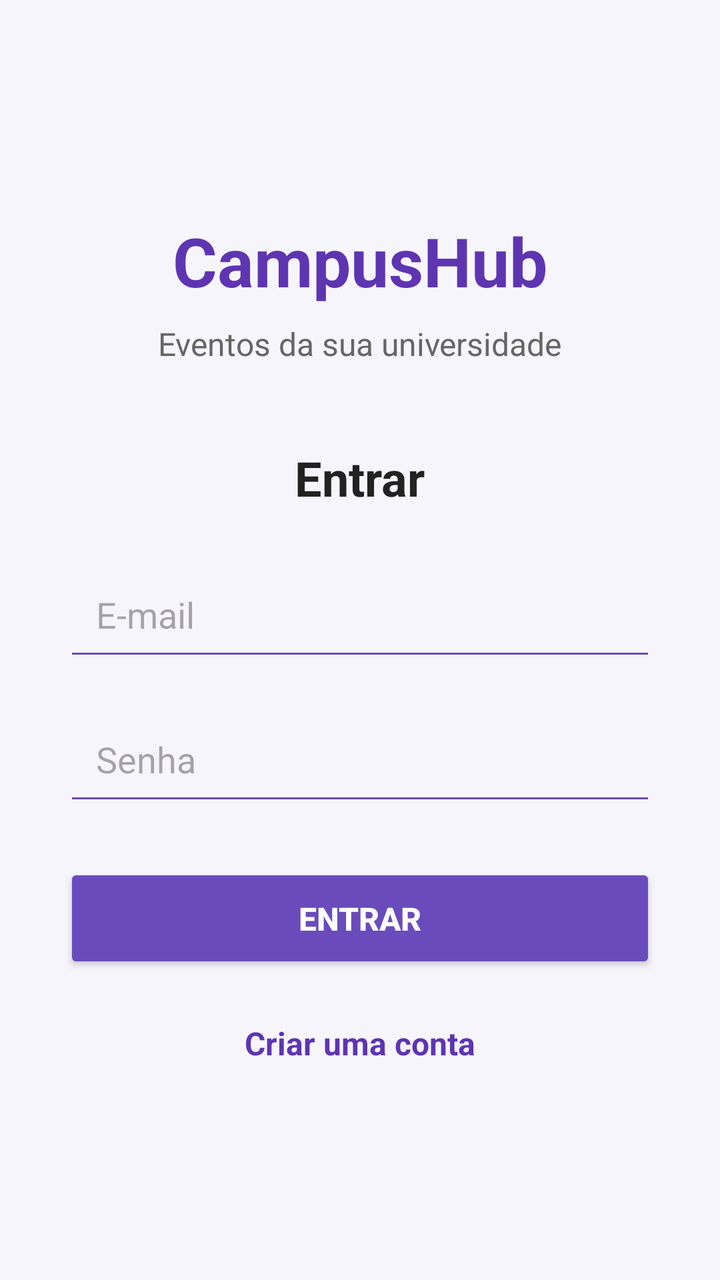
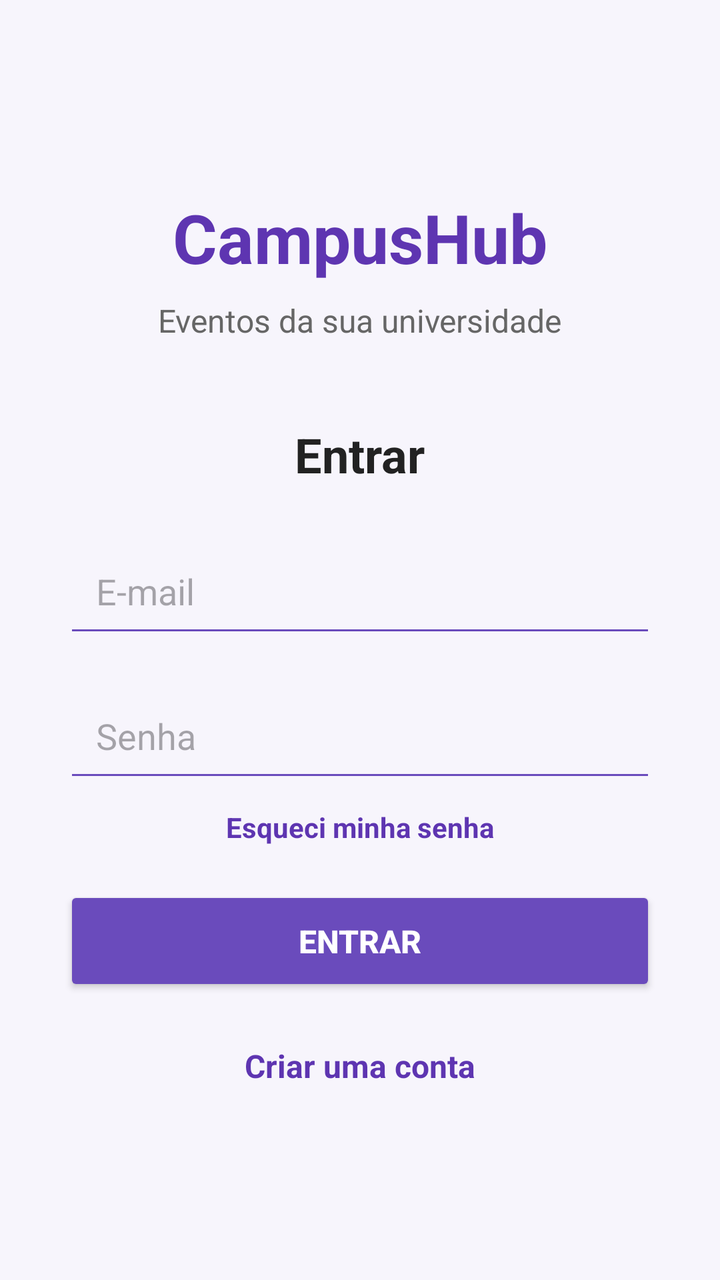

Screens rendered from an Android XML layout before and after an edit, with the pre-edit source and the edit as a unified diff.
<!-- AndroidManifest.xml: application theme Theme.LoginFirebase -->
<!-- res/layout/activity_main.xml -->
<?xml version="1.0" encoding="utf-8"?>
<LinearLayout xmlns:android="http://schemas.android.com/apk/res/android"
    android:layout_width="match_parent"
    android:layout_height="match_parent"
    android:orientation="vertical"
    android:gravity="center"
    android:padding="32dp"
    android:background="#F7F5FC">


    <TextView
        android:layout_width="wrap_content"
        android:layout_height="wrap_content"
        android:text="CampusHub"
        android:textSize="34sp"
        android:textStyle="bold"
        android:textColor="#5E35B1"
        android:layout_marginBottom="8dp" />

    <TextView
        android:layout_width="wrap_content"
        android:layout_height="wrap_content"
        android:text="Eventos da sua universidade"
        android:textSize="16sp"
        android:textColor="#666666"
        android:layout_marginBottom="40dp" />


    <TextView
        android:layout_width="wrap_content"
        android:layout_height="wrap_content"
        android:text="Entrar"
        android:textSize="24sp"
        android:textStyle="bold"
        android:textColor="#222222"
        android:layout_marginBottom="24dp" />


    <EditText
        android:id="@+id/edtEmail"
        android:layout_width="match_parent"
        android:layout_height="wrap_content"
        android:hint="E-mail"
        android:inputType="textEmailAddress"
        android:padding="16dp"
        android:backgroundTint="#6A4BBC"
        android:layout_marginBottom="16dp" />


    <EditText
        android:id="@+id/edtSenha"
        android:layout_width="match_parent"
        android:layout_height="wrap_content"
        android:hint="Senha"
        android:inputType="textPassword"
        android:padding="16dp"
        android:backgroundTint="#6A4BBC"
        android:layout_marginBottom="24dp" />


    <Button
        android:id="@+id/btnEntrar"
        android:layout_width="match_parent"
        android:layout_height="55dp"
        android:text="ENTRAR"
        android:textSize="16sp"
        android:textStyle="bold"
        android:textColor="#FFFFFF"
        android:backgroundTint="#6A4BBC" />


    <TextView
        android:id="@+id/txtCadastro"
        android:layout_width="wrap_content"
        android:layout_height="wrap_content"
        android:text="Criar uma conta"
        android:textSize="16sp"
        android:textStyle="bold"
        android:textColor="#5E35B1"
        android:layout_marginTop="24dp"
        android:clickable="true"
        android:focusable="true" />

</LinearLayout>
<!-- resources referenced by this layout -->
<resources>
  <style name="Theme.LoginFirebase" parent="Base.Theme.LoginFirebase" />
  <style name="Base.Theme.LoginFirebase" parent="Theme.Material3.DayNight.NoActionBar">
          
          
      </style>
</resources>

<!-- the commit's change to res/layout/activity_main.xml (unified diff, before → after) -->
@@ -6,7 +6,6 @@
     android:gravity="center"
     android:padding="32dp"
     android:background="#F7F5FC">
-
 
     <TextView
         android:layout_width="wrap_content"
@@ -25,7 +24,6 @@
         android:textColor="#666666"
         android:layout_marginBottom="40dp" />
 
-
     <TextView
         android:layout_width="wrap_content"
         android:layout_height="wrap_content"
@@ -34,7 +32,6 @@
         android:textStyle="bold"
         android:textColor="#222222"
         android:layout_marginBottom="24dp" />
-
 
     <EditText
         android:id="@+id/edtEmail"
@@ -46,7 +43,6 @@
         android:backgroundTint="#6A4BBC"
         android:layout_marginBottom="16dp" />
 
-
     <EditText
         android:id="@+id/edtSenha"
         android:layout_width="match_parent"
@@ -55,8 +51,19 @@
         android:inputType="textPassword"
         android:padding="16dp"
         android:backgroundTint="#6A4BBC"
-        android:layout_marginBottom="24dp" />
+        android:layout_marginBottom="8dp" />
 
+    <TextView
+        android:id="@+id/txtEsqueciSenha"
+        android:layout_width="wrap_content"
+        android:layout_height="wrap_content"
+        android:text="Esqueci minha senha"
+        android:textSize="14sp"
+        android:textStyle="bold"
+        android:textColor="#5E35B1"
+        android:layout_marginBottom="20dp"
+        android:clickable="true"
+        android:focusable="true" />
 
     <Button
         android:id="@+id/btnEntrar"
@@ -67,7 +74,6 @@
         android:textStyle="bold"
         android:textColor="#FFFFFF"
         android:backgroundTint="#6A4BBC" />
-
 
     <TextView
         android:id="@+id/txtCadastro"
